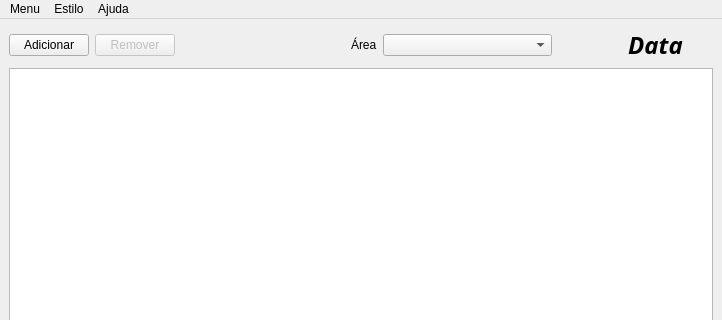
Before: the Qt Designer form rs/src/ui/frmain.ui in xvjau/Reserva-de-Salas, drawn with Qt 5; both pictures show x 0 to 722 and y 0 to 320 of the 722 by 553 pixel window.
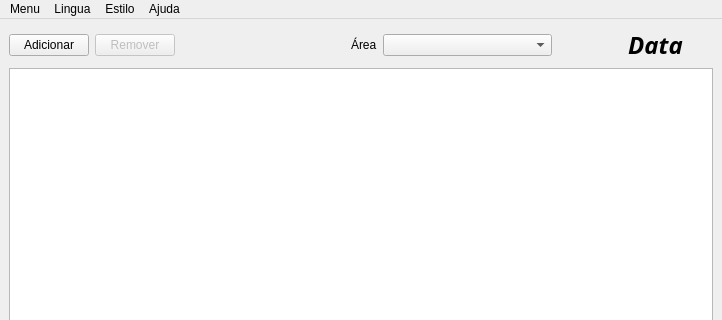
After: the same form once the commit is applied. Icons and pictures are not drawn.

Diff of the .ui file:
```diff
--- a/rs/src/ui/frmain.ui
+++ b/rs/src/ui/frmain.ui
@@ -173,7 +173,7 @@
      <x>0</x>
      <y>0</y>
      <width>722</width>
-     <height>19</height>
+     <height>29</height>
     </rect>
    </property>
    <widget class="QMenu" name="menuEstilo" >
@@ -197,7 +197,15 @@
     <addaction name="actionSobreRS" />
     <addaction name="actionSobreQt" />
    </widget>
+   <widget class="QMenu" name="menuLingua" >
+    <property name="title" >
+     <string>Lingua</string>
+    </property>
+    <addaction name="actionEnglish" />
+    <addaction name="actionPortugu_s" />
+   </widget>
    <addaction name="menuMenu" />
+   <addaction name="menuLingua" />
    <addaction name="menuEstilo" />
    <addaction name="menuAjuda" />
   </widget>
```
Left out of the diff: 10 changed lines with no effect on the pictures.
